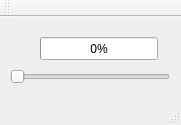
First picture: the form in 2/3/1/mainwindow.ui, repository Zhibarev/Hw, before the edit.
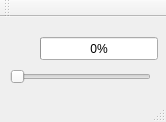
Second picture: the form after the edit.

```diff
--- a/2/3/1/mainwindow.ui
+++ b/2/3/1/mainwindow.ui
@@ -6,8 +6,8 @@
    <rect>
     <x>0</x>
     <y>0</y>
-    <width>181</width>
-    <height>125</height>
+    <width>166</width>
+    <height>122</height>
    </rect>
   </property>
   <property name="windowTitle">
@@ -32,10 +32,13 @@
      <rect>
       <x>10</x>
       <y>50</y>
-      <width>160</width>
+      <width>141</width>
       <height>19</height>
      </rect>
     </property>
+    <property name="maximum">
+     <number>100</number>
+    </property>
     <property name="orientation">
      <enum>Qt::Horizontal</enum>
     </property>
```
Left out of the diff: 2 changed lines with no effect on the pictures.
